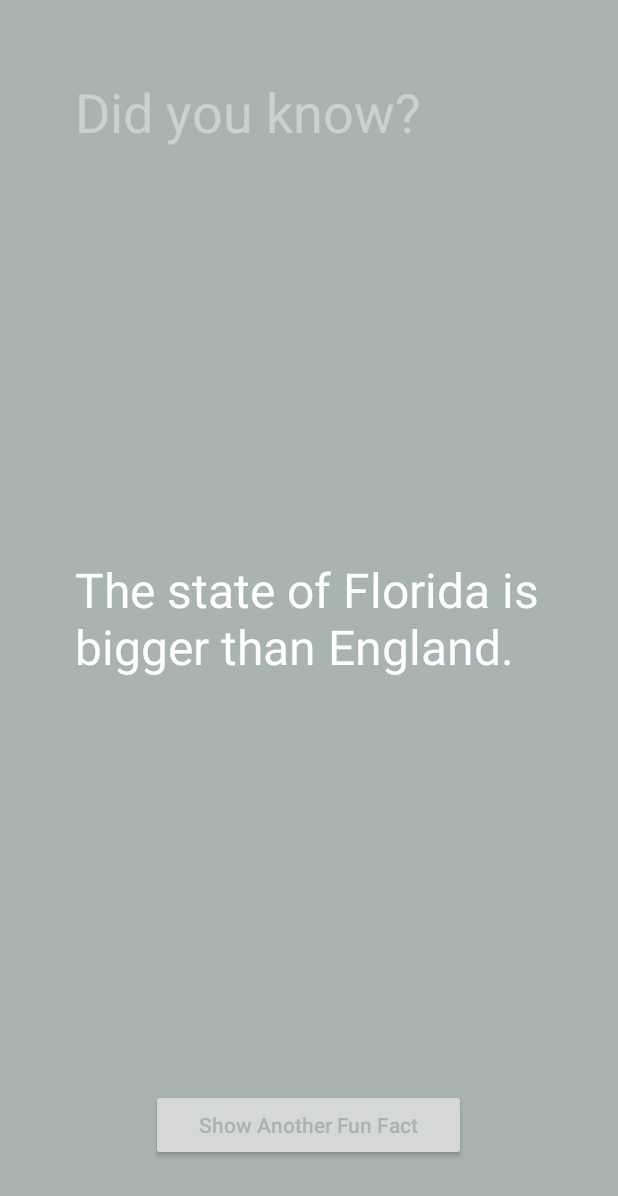
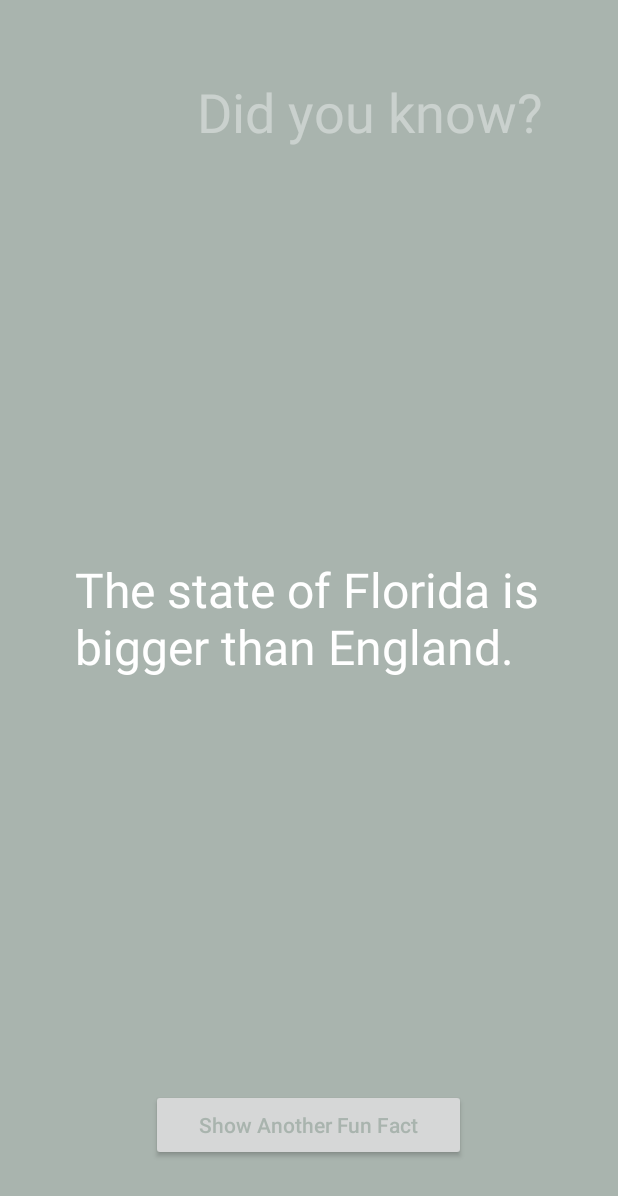
Before and after one commit to ishay1999/FunFacts, an Android app: the screen it shows after launch (FunFactsActivity), after a tap on "Show Another Fun Fact", on a phone screen of 412 x 824 dp. Shown: the top 1196 px of the screen. Run offline under Robolectric (Android 15) with nearby library versions, the phone set to English and light mode, and no system bars.

Commit message:
add hebrew support

```diff
--- a/app/build.gradle
+++ b/app/build.gradle
@@ -14,7 +14,7 @@ android {
     buildTypes {
         release {
             minifyEnabled true
-            proguardFiles getDefaultProguardFile('proguard-android-optimized.txt'), 'proguard-rules.pro'
+            proguardFiles getDefaultProguardFile('proguard-android-optimize.txt'), 'proguard-rules.pro'
         }
     }
 }
--- a/app/src/main/java/com/howtoevery/funfacts/FunFactsActivity.java
+++ b/app/src/main/java/com/howtoevery/funfacts/FunFactsActivity.java
@@ -24,18 +24,6 @@ public class FunFactsActivity extends ActionBarActivity {
     Button showFactButton;
     ViewGroup backGround;
 
-    String[] facts = {
-            "Ants stretch when they wake up in the morning.",
-            "Ostriches can run faster than horses.",
-            "Olympic gold medals are actually made mostly of silver.",
-            "You are born with 300 bones; by the time you are an adult you will have 206.",
-            "It takes about 8 minutes for light from the Sun to reach Earth.",
-            "Some bamboo plants can grow almost a meter in just one day.",
-            "The state of Florida is bigger than England.",
-            "Some penguins can leap 2-3 meters out of the water.",
-            "On average, it takes 66 days to form a new habit.",
-            "Mammoths still walked the earth when the Great Pyramid was being built."};
-
     int[] colors = {
             R.color.orangish,
             R.color.android_green,
@@ -47,6 +35,19 @@ public class FunFactsActivity extends ActionBarActivity {
             R.color.gay_pink,
             R.color.bordo,
             R.color.red
+    };
+
+    int [] stringsResource = {
+            R.string.fact1,
+            R.string.fact2,
+            R.string.fact3,
+            R.string.fact4,
+            R.string.fact5,
+            R.string.fact6,
+            R.string.fact7,
+            R.string.fact8,
+            R.string.fact9,
+            R.string.fact10
     };
 
 
@@ -71,7 +72,7 @@ public class FunFactsActivity extends ActionBarActivity {
             public void onClick(View view) {
 
                 do {
-                    randomNumber = rand.nextInt(facts.length);
+                    randomNumber = rand.nextInt(colors.length);
                 } while (currentState == randomNumber);
 
                 //    setFact(facts[randomFact], colors[randomColor]);
@@ -79,7 +80,7 @@ public class FunFactsActivity extends ActionBarActivity {
 //                backGround.setBackgroundColor(getResources().getColor(colors[randomColor]));
 //                showFactButton.setTextColor(colors[randomColor]);
 
-                setFact(facts[randomNumber], colors[randomNumber]);
+                setFact(stringsResource[randomNumber], colors[randomNumber]);
 
                 currentState = randomNumber;
             }
@@ -102,7 +103,7 @@ public class FunFactsActivity extends ActionBarActivity {
 
     }
 
-    public void setFact(String factString, int color) {
+    public void setFact(int factString, int color) {
         factLabel.setText(factString);
         backGround.setBackgroundColor(getResources().getColor(color));
         showFactButton.setTextColor(getResources().getColor(color));
--- a/app/src/main/res/layout/activity_main.xml
+++ b/app/src/main/res/layout/activity_main.xml
@@ -17,6 +17,7 @@
         android:layout_height="wrap_content"
         android:text="@string/did_you_know"
         android:textColor="#64ffffff"
+        android:layout_alignParentRight="true"
         android:textSize="36sp" />
 
     <TextView
--- a/app/src/main/res/values/strings.xml
+++ b/app/src/main/res/values/strings.xml
@@ -1,9 +1,21 @@
 <resources>
     <string name="app_name">Fun Facts</string>
 
-    <string name="fact1">Ants stretch when they wake up in the morning.</string>
-    <string name="fact2">Ostriches can run faster than horses.</string>
     <string name="did_you_know">Did you know?</string>
     <string name="action_settings">Settings</string>
     <string name="next_fact">Show Another Fun Fact</string>
+
+    <string name="fact1">Ants stretch when they wake up in the morning.</string>
+    <string name="fact2">Ostriches can run faster than horses.</string>
+    <string name="fact3">Olympic gold medals are actually made mostly of silver.</string>
+    <string name="fact4">You are born with 300 bones; by the time you are an adult you will have 206.</string>
+    <string name="fact5">It takes about 8 minutes for light from the Sun to reach Earth.</string>
+    <string name="fact6">Some bamboo plants can grow almost a meter in just one day.</string>
+    <string name="fact7">The state of Florida is bigger than England.</string>
+    <string name="fact8">There are gay penguins</string>
+    <string name="fact9">On average, it takes 66 days to form a new habit.</string>
+    <string name="fact10">Mammoths still walked the earth when the Great Pyramid was being built.</string>
+
+
+
 </resources>
```
Also changed, not shown: 3 other files.
